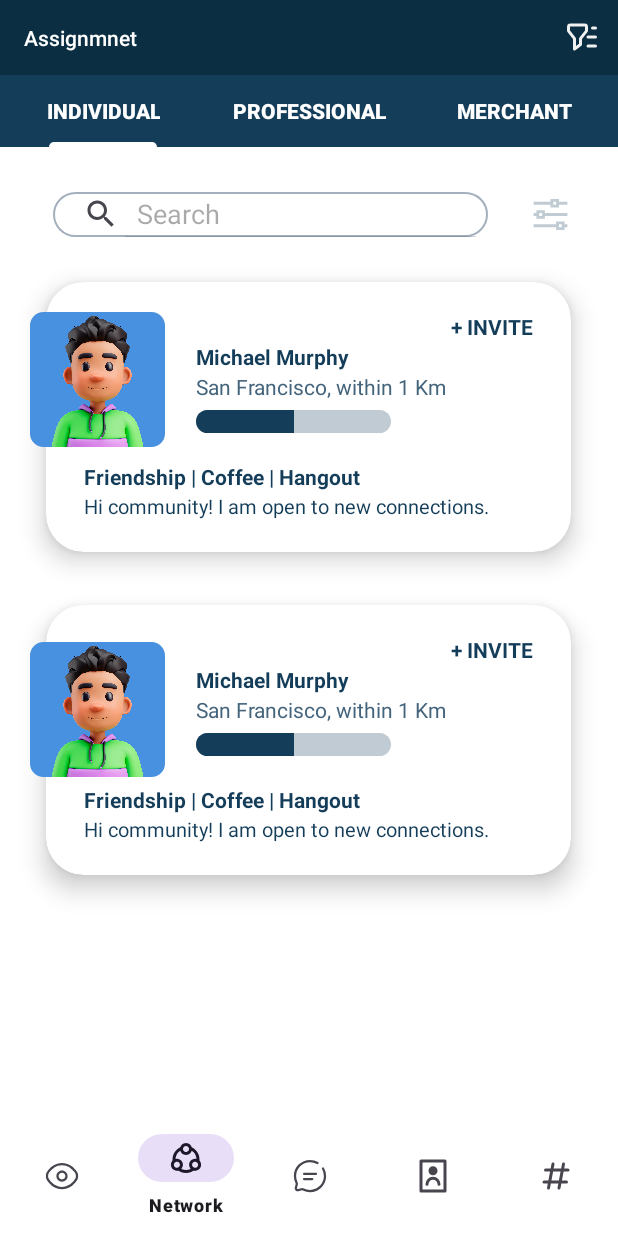
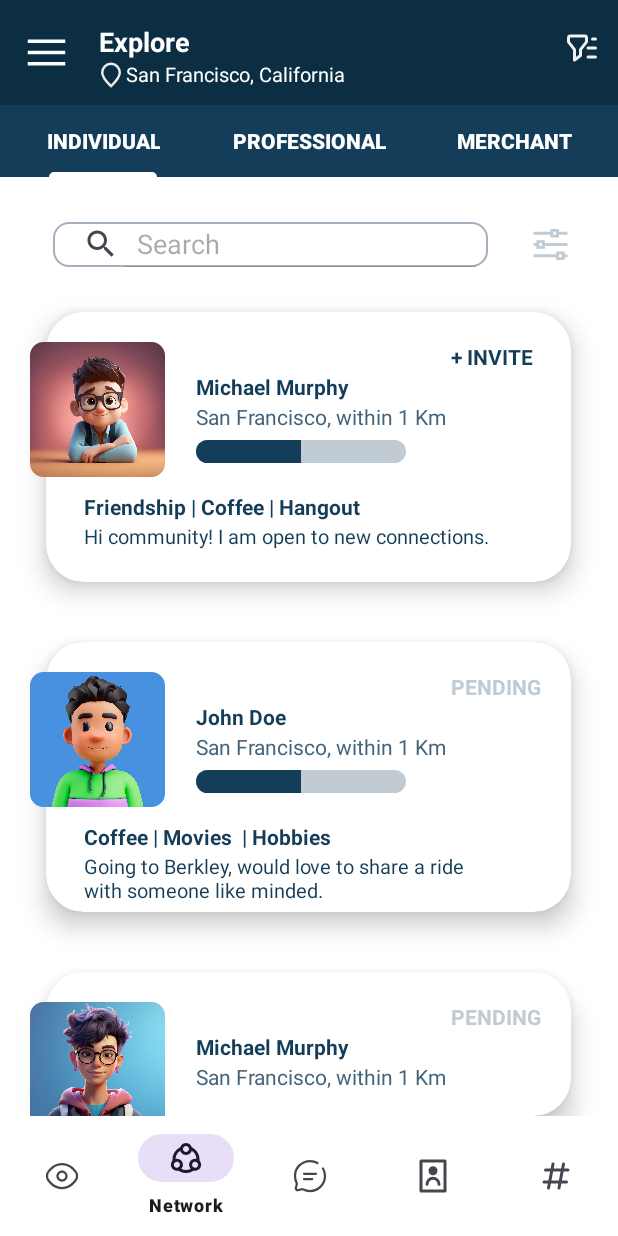
Before and after one commit to Kshitijkumar15/Assignmnet, an Android app: the screen it shows after launch (MainActivity), item 2 of the bottom bar chosen, on a phone screen of 412 x 824 dp. Run offline under Robolectric (Android 15) with nearby library versions, the phone set to English and light mode, and no system bars.

Commit message:
UI Update

```diff
--- a/app/src/main/java/com/example/assignmnet/RefineActivity.java
+++ b/app/src/main/java/com/example/assignmnet/RefineActivity.java
@@ -5,10 +5,10 @@ import android.widget.ArrayAdapter;
 import android.widget.Button;
 import android.widget.SeekBar;
 import android.widget.Spinner;
-import android.widget.Toolbar;
 
 import androidx.activity.EdgeToEdge;
 import androidx.appcompat.app.AppCompatActivity;
+import androidx.appcompat.widget.Toolbar;
 import androidx.core.graphics.Insets;
 import androidx.core.view.ViewCompat;
 import androidx.core.view.WindowInsetsCompat;
@@ -16,6 +16,7 @@ import androidx.core.view.WindowInsetsCompat;
 public class RefineActivity extends AppCompatActivity {
     Spinner sp;
     SeekBar seekBar;
+    Toolbar toolbar2;
     @Override
     protected void onCreate(Bundle savedInstanceState) {
         super.onCreate(savedInstanceState);
@@ -26,6 +27,8 @@ public class RefineActivity extends AppCompatActivity {
             v.setPadding(systemBars.left, systemBars.top, systemBars.right, systemBars.bottom);
             return insets;
         });
+//        toolbar2 = findViewById(R.id.toolbar2);
+//        setSupportActionBar(toolbar2);
         sp=findViewById(R.id.spinner);
         ArrayAdapter adapter= ArrayAdapter.createFromResource(this,R.array.options, android.R.layout.simple_spinner_item);
         adapter.setDropDownViewResource(android.R.layout.select_dialog_item);
--- a/app/src/main/res/drawable/background.xml
+++ b/app/src/main/res/drawable/background.xml
@@ -2,5 +2,7 @@
 <shape xmlns:android="http://schemas.android.com/apk/res/android">
 <solid android:color="@color/white"></solid>
     <corners android:radius="10dp"></corners>
-    <stroke android:color="@color/black" android:width="1pt"></stroke>
+    <stroke android:color="@color/black" android:width="1pt">
+
+    </stroke>
 </shape>
--- /dev/null
+++ b/app/src/main/res/drawable/drawer.xml
@@ -0,0 +1,5 @@
+<vector xmlns:android="http://schemas.android.com/apk/res/android" android:height="24dp" android:viewportHeight="512" android:viewportWidth="512" android:width="24dp">
+
+    <path android:fillColor="#FFFFFF" android:fillType="evenOdd" android:pathData="M42.67,106.67L469.33,106.67L469.33,149.33L42.67,149.33L42.67,106.67ZM42.67,234.67L469.33,234.67L469.33,277.33L42.67,277.33L42.67,234.67ZM42.67,362.67L469.33,362.67L469.33,405.33L42.67,405.33L42.67,362.67Z" android:strokeColor="#00000000" android:strokeWidth="1"/>
+
+</vector>
--- /dev/null
+++ b/app/src/main/res/drawable/location.xml
@@ -0,0 +1,15 @@
+<vector xmlns:android="http://schemas.android.com/apk/res/android"
+    android:width="20dp"
+    android:height="20dp"
+    android:viewportWidth="24"
+    android:viewportHeight="24">
+
+    <path
+        android:fillColor="#00000000"
+        android:pathData="M12,21C15.5,17.4 19,14.176 19,10.2C19,6.224 15.866,3 12,3C8.134,3 5,6.224 5,10.2C5,14.176 8.5,17.4 12,21Z"
+        android:strokeWidth="2"
+        android:strokeColor="#ECECEC"
+        android:strokeLineCap="round"
+        android:strokeLineJoin="round" />
+
+</vector>
--- a/app/src/main/res/drawable/searchshape.xml
+++ b/app/src/main/res/drawable/searchshape.xml
@@ -1,7 +1,7 @@
 <?xml version="1.0" encoding="utf-8"?>
 <shape xmlns:android="http://schemas.android.com/apk/res/android">
 <solid android:color="@color/white"></solid>
-    <corners android:radius="30dp">
+    <corners android:radius="10dp">
     </corners>
     <stroke android:color="#A4B0BD" android:width="1dp"></stroke>
 </shape>
--- a/app/src/main/res/layout/activity_main.xml
+++ b/app/src/main/res/layout/activity_main.xml
@@ -8,19 +8,57 @@
     android:background="@color/white"
     tools:context=".MainActivity">
 
-
-
     <androidx.appcompat.widget.Toolbar
         android:id="@+id/toolbar"
         android:layout_width="match_parent"
-        android:layout_height="50dp"
-        app:titleTextAppearance="@style/Toolbar.TitleText"
+        android:layout_height="70dp"
         android:background="?attr/colorPrimary"
         android:minHeight="?attr/actionBarSize"
         android:theme="?attr/actionBarTheme"
         app:menu="@menu/toolbarmenu"
         app:tabTextAppearance="@style/CustomTabTextAppearance"
-        app:titleTextColor="@color/white" />
+        app:titleTextAppearance="@style/Toolbar.TitleText"
+        app:titleTextColor="@color/white">
+
+        <RelativeLayout
+            android:layout_width="match_parent"
+            android:layout_height="match_parent">
+
+            <com.google.android.material.imageview.ShapeableImageView
+                android:id="@+id/ivCV3"
+                android:layout_width="30dp"
+                android:layout_height="30dp"
+                android:layout_alignParentStart="true"
+                android:layout_centerVertical="true"
+                android:src="@drawable/drawer"
+                app:shapeAppearanceOverlay="@style/RoundedSquare" />
+
+            <TextView
+                android:id="@+id/toolbar_title"
+                android:layout_width="wrap_content"
+                android:layout_height="wrap_content"
+                android:layout_marginLeft="20dp"
+                android:layout_marginTop="15dp"
+                android:layout_toEndOf="@id/ivCV3"
+                android:text="Explore"
+                android:textColor="@color/white"
+                android:textSize="18sp"
+                android:textStyle="bold" />
+
+            <TextView
+                android:id="@+id/toolbar_subtitle"
+                android:layout_width="wrap_content"
+                android:layout_height="wrap_content"
+                android:layout_below="@id/toolbar_title"
+                android:layout_centerVertical="true"
+                android:layout_marginLeft="18dp"
+                android:layout_toEndOf="@id/ivCV3"
+                android:drawableLeft="@drawable/location"
+                android:text="San Francisco, California"
+                android:textColor="@color/white"
+                android:textSize="13sp" />
+        </RelativeLayout>
+    </androidx.appcompat.widget.Toolbar>
 
     <com.google.android.material.tabs.TabLayout
         android:id="@+id/tabLayout"
@@ -42,12 +80,10 @@
         android:layout_height="wrap_content"
         android:text="Professional" />
 
-
     <com.google.android.material.tabs.TabItem
         android:layout_width="match_parent"
         android:layout_height="wrap_content"
         android:text="Merchant" />
-
 
     <androidx.viewpager.widget.ViewPager
         android:id="@+id/viewPager"
@@ -124,7 +160,7 @@
                 <ProgressBar
                     android:id="@+id/progressBar1"
                     style="?android:attr/progressBarStyleHorizontal"
-                    android:layout_width="130dp"
+                    android:layout_width="140dp"
                     android:layout_height="15dp"
                     android:layout_marginLeft="100dp"
                     android:layout_marginTop="85dp"
@@ -147,7 +183,7 @@
                     android:layout_marginTop="140dp"
                     android:text="Hi community! I am open to new connections."
                     android:textColor="@color/textColor"
-                    android:textSize="13dp" />
+                    android:textSize="13sp" />
 
 
             </androidx.cardview.widget.CardView>
@@ -158,7 +194,7 @@
                 android:layout_height="180dp"
                 android:layout_below="@id/cardView"
                 android:layout_centerHorizontal="true"
-                android:layout_marginTop="35dp"
+                android:layout_marginTop="40dp"
                 app:cardCornerRadius="25dp"
                 app:cardElevation="10dp">
 
@@ -167,8 +203,76 @@
                     android:layout_height="wrap_content"
                     android:layout_marginLeft="270dp"
                     android:layout_marginTop="20dp"
-                    android:text="+ INVITE"
+                    android:text="PENDING"
+                    android:textColor="@color/third"
+                    android:textStyle="bold" />
+
+
+                <TextView
+                    android:layout_width="wrap_content"
+                    android:layout_height="wrap_content"
+                    android:layout_marginLeft="100dp"
+                    android:layout_marginTop="40dp"
+                    android:text="John Doe"
                     android:textColor="@color/textColor"
+                    android:textStyle="bold" />
+
+                <TextView
+                    android:layout_width="wrap_content"
+                    android:layout_height="wrap_content"
+                    android:layout_marginLeft="100dp"
+                    android:layout_marginTop="60dp"
+                    android:text="San Francisco, within 1 Km"
+                    android:textColor="@color/location" />
+
+                <ProgressBar
+                    android:id="@+id/progressBar2"
+                    style="?android:attr/progressBarStyleHorizontal"
+                    android:layout_width="140dp"
+                    android:layout_height="15dp"
+                    android:layout_marginLeft="100dp"
+                    android:layout_marginTop="85dp"
+                    android:progressDrawable="@drawable/progressbar" />
+
+                <TextView
+                    android:layout_width="wrap_content"
+                    android:layout_height="wrap_content"
+                    android:layout_marginLeft="25dp"
+                    android:layout_marginTop="120dp"
+                    android:text="Coffee | Movies  | Hobbies"
+                    android:textColor="@color/textColor"
+                    android:textStyle="bold" />
+
+
+                <TextView
+                    android:layout_width="wrap_content"
+                    android:layout_height="wrap_content"
+                    android:layout_marginLeft="25dp"
+                    android:layout_marginTop="140dp"
+                    android:text="Going to Berkley, would love to share a ride \nwith someone like minded."
+                    android:textColor="@color/textColor"
+                    android:textSize="13sp" />
+
+
+            </androidx.cardview.widget.CardView>
+
+            <androidx.cardview.widget.CardView
+                android:id="@+id/cardView3"
+                android:layout_width="350dp"
+                android:layout_height="180dp"
+                android:layout_below="@id/cardView2"
+                android:layout_centerHorizontal="true"
+                android:layout_marginTop="40dp"
+                app:cardCornerRadius="25dp"
+                app:cardElevation="10dp">
+
+                <TextView
+                    android:layout_width="wrap_content"
+                    android:layout_height="wrap_content"
+                    android:layout_marginLeft="270dp"
+                    android:layout_marginTop="20dp"
+                    android:text="PENDING"
+                    android:textColor="@color/third"
                     android:textStyle="bold" />
 
 
@@ -189,34 +293,6 @@
                     android:text="San Francisco, within 1 Km"
                     android:textColor="@color/location" />
 
-                <ProgressBar
-                    android:id="@+id/progressBar2"
-                    style="?android:attr/progressBarStyleHorizontal"
-                    android:layout_width="130dp"
-                    android:layout_height="15dp"
-                    android:layout_marginLeft="100dp"
-                    android:layout_marginTop="85dp"
-                    android:progressDrawable="@drawable/progressbar" />
-
-                <TextView
-                    android:layout_width="wrap_content"
-                    android:layout_height="wrap_content"
-                    android:layout_marginLeft="25dp"
-                    android:layout_marginTop="120dp"
-                    android:text="Friendship | Coffee | Hangout"
-                    android:textColor="@color/textColor"
-                    android:textStyle="bold" />
-
-
-                <TextView
-                    android:layout_width="wrap_content"
-                    android:layout_height="wrap_content"
-                    android:layout_marginLeft="25dp"
-                    android:layout_marginTop="140dp"
-                    android:text="Hi community! I am open to new connections."
-                    android:textColor="@color/textColor"
-                    android:textSize="13dp" />
-
 
             </androidx.cardview.widget.CardView>
 
@@ -229,7 +305,7 @@
             android:layout_height="90dp"
             android:layout_marginLeft="20dp"
             android:layout_marginTop="110dp"
-            android:src="@drawable/pp"
+            android:src="@drawable/pp2"
             app:shapeAppearanceOverlay="@style/RoundedSquare" />
 
         <com.google.android.material.imageview.ShapeableImageView
@@ -241,6 +317,15 @@
             android:src="@drawable/pp"
             app:shapeAppearanceOverlay="@style/RoundedSquare" />
 
+        <com.google.android.material.imageview.ShapeableImageView
+            android:id="@+id/ivCV4"
+            android:layout_width="90dp"
+            android:layout_height="90dp"
+            android:layout_marginLeft="20dp"
+            android:layout_marginTop="550dp"
+            android:src="@drawable/pp3"
+            app:shapeAppearanceOverlay="@style/RoundedSquare" />
+
 
     </FrameLayout>
 
@@ -250,7 +335,6 @@
         android:layout_height="wrap_content"
         android:layout_alignParentBottom="true"
         android:background="@color/white"
-        app:elevation="10dp"
         app:menu="@menu/menu" />
 
 </RelativeLayout>
--- a/app/src/main/res/layout/activity_refine.xml
+++ b/app/src/main/res/layout/activity_refine.xml
@@ -308,5 +308,19 @@
         android:theme="?attr/actionBarTheme"
         app:layout_constraintEnd_toEndOf="parent"
         app:layout_constraintStart_toStartOf="parent"
-        app:layout_constraintTop_toTopOf="parent" />
+        app:layout_constraintTop_toTopOf="parent">
+
+        <TextView
+            android:id="@+id/toolbar_title"
+            android:layout_width="wrap_content"
+            android:layout_height="wrap_content"
+            android:layout_centerVertical="true"
+            android:layout_toEndOf="@id/ivCV3"
+            android:text="Refine"
+            android:textStyle="bold"
+            android:layout_marginLeft="10dp"
+            android:textColor="@color/white"
+            android:textSize="18sp" />
+
+    </androidx.appcompat.widget.Toolbar>
 </androidx.constraintlayout.widget.ConstraintLayout>
```
Also changed, not shown: app/src/main/java/com/example/assignmnet/MainActivity.java (+2 -21 lines), app/src/main/res/drawable/pp2.jpg (added), app/src/main/res/drawable/pp3.jpg (added), app/src/main/res/drawable/user.png (deleted), app/src/main/res/drawable/woman.png (deleted).
